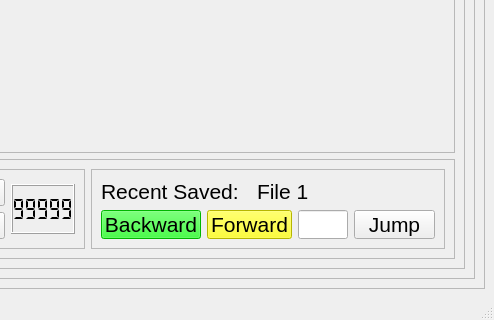
First picture: the form in Label_GUI/gui_file/v1.ui, repository TanDuong986/featuresBasedForCountCellSig, before the edit; both pictures show x 905 to 1399 and y 477 to 797 of the 1399 by 797 pixel window.
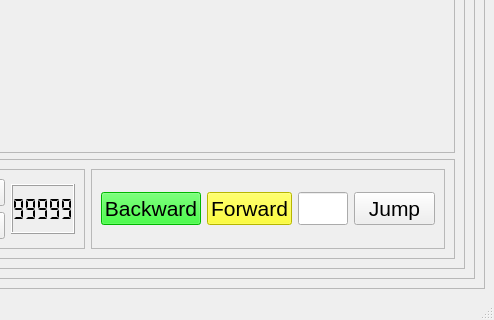
Second picture: the form after the edit. Icons and pictures are not drawn.

The edit to the form file:
```diff
--- a/Label_GUI/gui_file/v1.ui
+++ b/Label_GUI/gui_file/v1.ui
@@ -299,42 +299,6 @@
                   </property>
                   <layout class="QGridLayout" name="gridLayout_5">
                    <item row="0" column="0">
-                    <layout class="QHBoxLayout" name="horizontalLayout_7">
-                     <item>
-                      <widget class="QLabel" name="label_5">
-                       <property name="maximumSize">
-                        <size>
-                         <width>150</width>
-                         <height>16777215</height>
-                        </size>
-                       </property>
-                       <property name="text">
-                        <string>Recent Saved: </string>
-                       </property>
-                      </widget>
-                     </item>
-                     <item>
-                      <widget class="QLabel" name="save_path_1">
-                       <property name="minimumSize">
-                        <size>
-                         <width>0</width>
-                         <height>0</height>
-                        </size>
-                       </property>
-                       <property name="maximumSize">
-                        <size>
-                         <width>1600000</width>
-                         <height>16777215</height>
-                        </size>
-                       </property>
-                       <property name="text">
-                        <string>File 1</string>
-                       </property>
-                      </widget>
-                     </item>
-                    </layout>
-                   </item>
-                   <item row="1" column="0">
                     <layout class="QHBoxLayout" name="horizontalLayout_3">
                      <item>
                       <widget class="QPushButton" name="backward">
```
